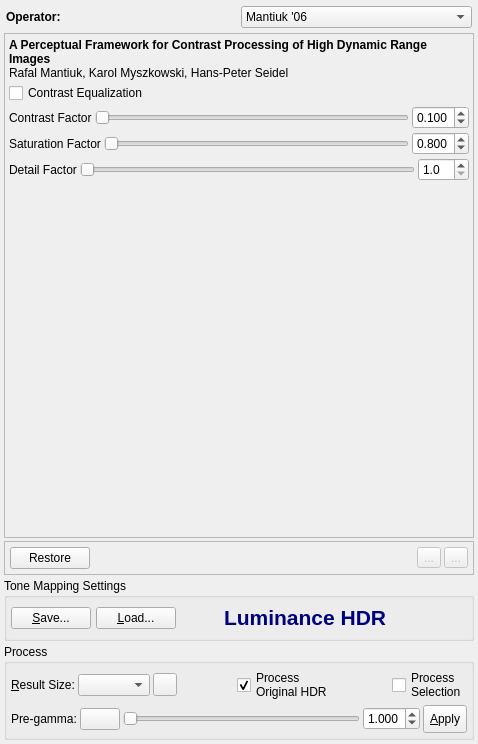
First picture: the form in forms/TonemappingPanel.ui, repository LuminanceHDR/LuminanceHDR, before the edit.
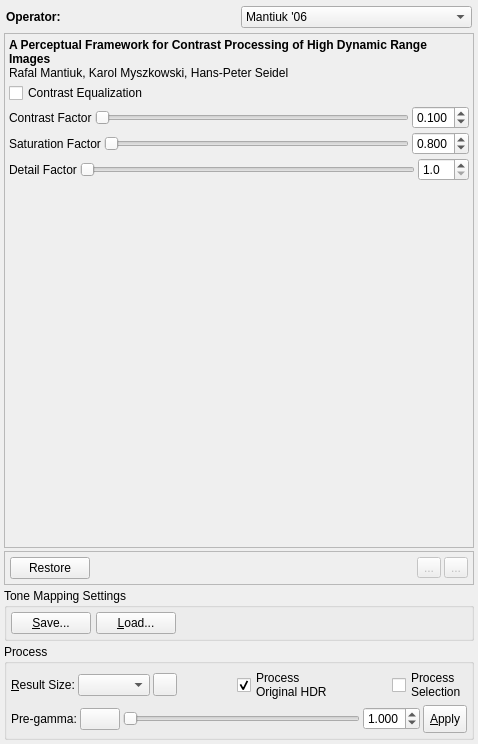
Second picture: the form after the edit. Icons and pictures are not drawn.

Commit message: Luminance HDR 2.0.0 FINAL

The edit to the form file:
```diff
--- a/forms/TonemappingPanel.ui
+++ b/forms/TonemappingPanel.ui
@@ -2193,55 +2193,6 @@
             </property>
            </spacer>
           </item>
-          <item>
-           <widget class="QLabel" name="labelLogo">
-            <property name="text">
-             <string>&lt;!DOCTYPE HTML PUBLIC &quot;-//W3C//DTD HTML 4.0//EN&quot; &quot;http://www.w3.org/TR/REC-html40/strict.dtd&quot;&gt;
-&lt;html&gt;&lt;head&gt;&lt;meta name=&quot;qrichtext&quot; content=&quot;1&quot; /&gt;&lt;style type=&quot;text/css&quot;&gt;
-p, li { white-space: pre-wrap; }
-&lt;/style&gt;&lt;/head&gt;&lt;body style=&quot; font-family:'Sans Serif'; font-size:10pt; font-weight:400; font-style:normal;&quot;&gt;
-&lt;p style=&quot; margin-top:0px; margin-bottom:0px; margin-left:0px; margin-right:0px; -qt-block-indent:0; text-indent:0px;&quot;&gt;&lt;span style=&quot; font-size:16pt; font-weight:600; color:#00007f;&quot;&gt;Luminance HDR&lt;/span&gt;&lt;/p&gt;&lt;/body&gt;&lt;/html&gt;</string>
-            </property>
-           </widget>
-          </item>
-          <item>
-           <widget class="QLabel" name="labelWorking">
-            <property name="sizePolicy">
-             <sizepolicy hsizetype="Fixed" vsizetype="Fixed">
-              <horstretch>0</horstretch>
-              <verstretch>0</verstretch>
-             </sizepolicy>
-            </property>
-            <property name="minimumSize">
-             <size>
-              <width>32</width>
-              <height>32</height>
-             </size>
-            </property>
-            <property name="maximumSize">
-             <size>
-              <width>32</width>
-              <height>32</height>
-             </size>
-            </property>
-            <property name="text">
-             <string/>
-            </property>
-           </widget>
-          </item>
-          <item>
-           <spacer name="horizontalSpacer_2">
-            <property name="orientation">
-             <enum>Qt::Horizontal</enum>
-            </property>
-            <property name="sizeHint" stdset="0">
-             <size>
-              <width>40</width>
-              <height>20</height>
-             </size>
-            </property>
-           </spacer>
-          </item>
          </layout>
         </item>
        </layout>
```
The commit also changes 9 other files.
